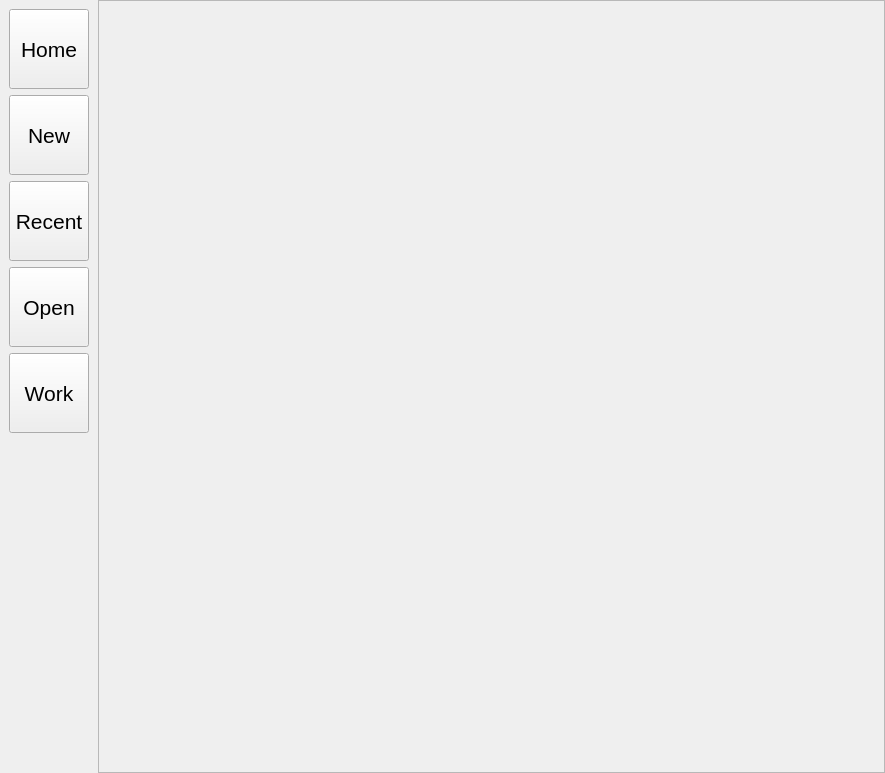
Above: src/components/main/page/Ui_mainWidget.ui from kiryanchi/xpa before the change. Below: the same form after it.
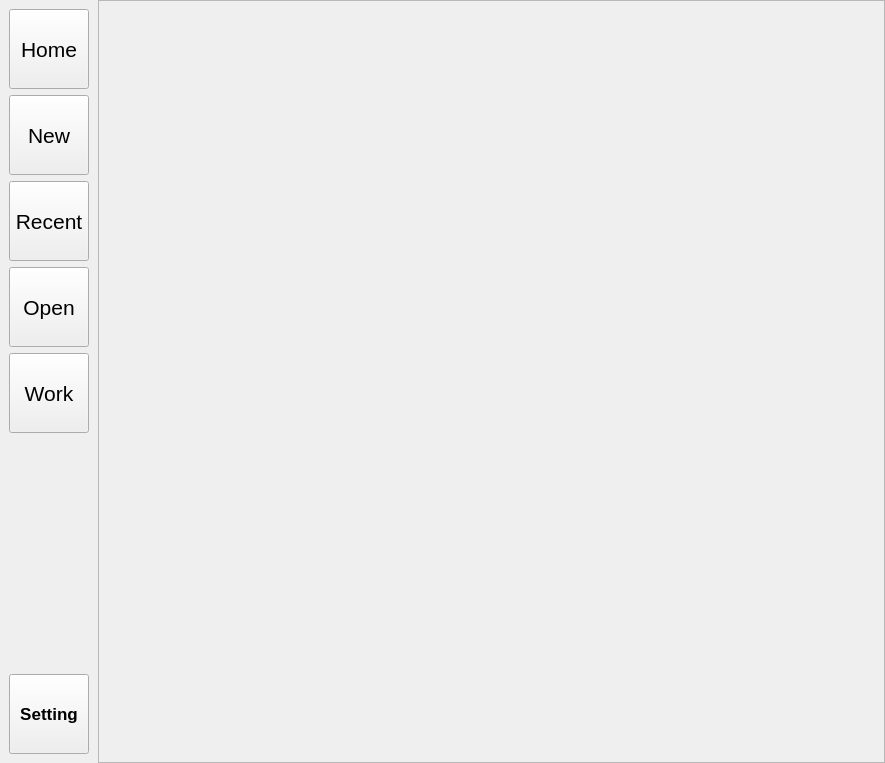
That is the form after the change. Icons and pictures are not drawn.

```diff
--- a/src/components/main/page/Ui_mainWidget.ui
+++ b/src/components/main/page/Ui_mainWidget.ui
@@ -7,7 +7,7 @@
     <x>0</x>
     <y>0</y>
     <width>885</width>
-    <height>773</height>
+    <height>763</height>
    </rect>
   </property>
   <property name="windowTitle">
@@ -221,6 +221,31 @@
         </property>
        </spacer>
       </item>
+      <item>
+       <widget class="QToolButton" name="settingButton">
+        <property name="sizePolicy">
+         <sizepolicy hsizetype="Fixed" vsizetype="Fixed">
+          <horstretch>0</horstretch>
+          <verstretch>0</verstretch>
+         </sizepolicy>
+        </property>
+        <property name="minimumSize">
+         <size>
+          <width>80</width>
+          <height>80</height>
+         </size>
+        </property>
+        <property name="font">
+         <font>
+          <pointsize>13</pointsize>
+          <bold>true</bold>
+         </font>
+        </property>
+        <property name="text">
+         <string>Setting</string>
+        </property>
+       </widget>
+      </item>
      </layout>
     </widget>
    </item>
```
Left out of the diff: 1 changed line with no effect on the pictures.
